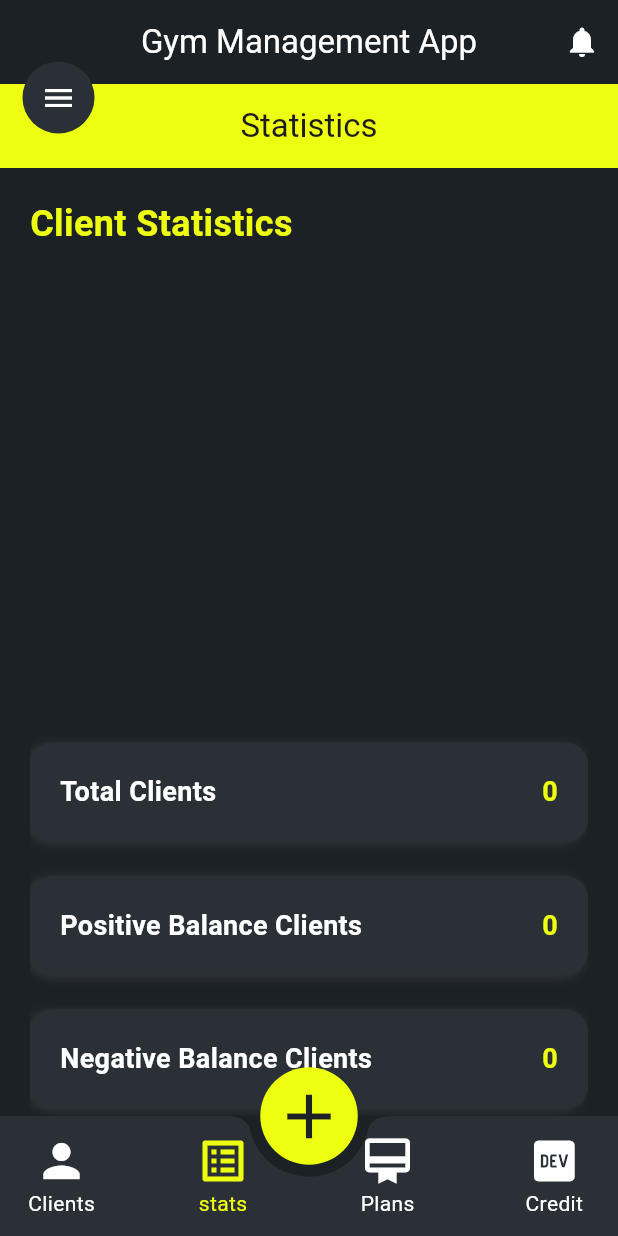
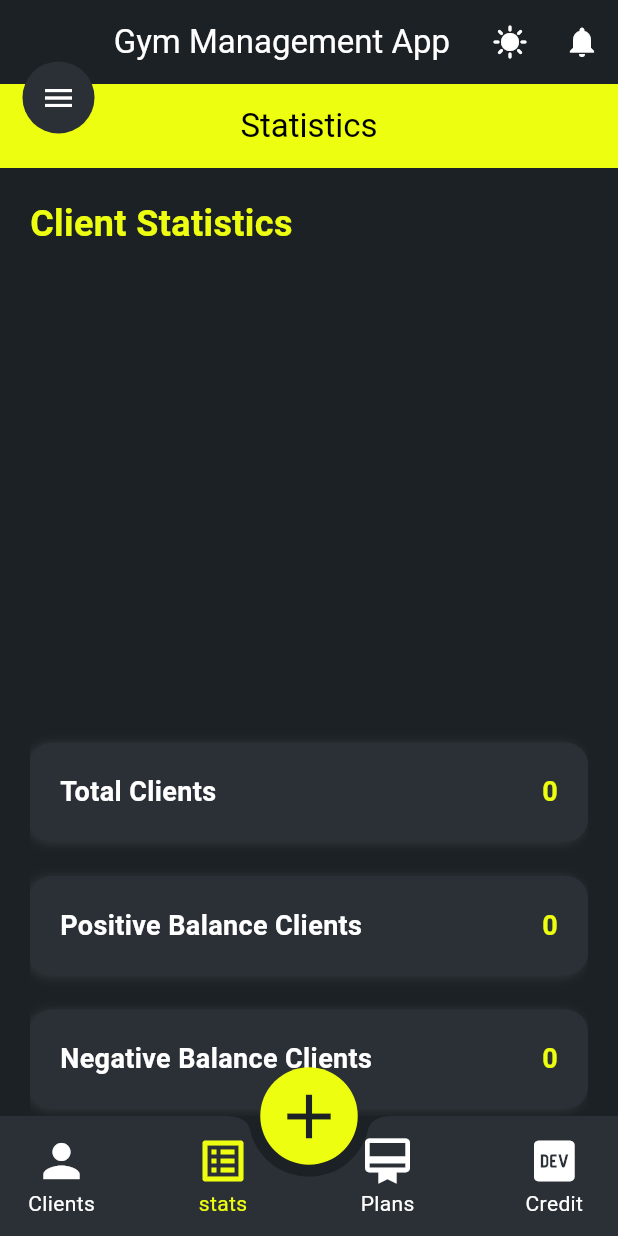
Before and after one commit to Kadacheahmedrami/Gym-managment-app, a Flutter app: the screen it shows once a user with an empty profile is signed in, item 2 of the bottom bar chosen, on a phone screen of 412 x 824 dp. Run offline on Flutter 3.47's test engine with Material 3 defaults, Android fonts, the phone set to English and light mode, and no system bars; drawn by our look-alikes of fl_chart; our stand-ins replace animated_splash_screen, cloud_firestore, connectivity_plus, firebase_auth, firebase_core, firebase_storage and 7 more; missing offline and left inert: dart:ffi; accounts and stored records are empty.

Commit message:
final product (i hope)

```diff
--- a/lib/Client.dart
+++ b/lib/Client.dart
@@ -325,7 +325,7 @@ class _ProfilePageState extends State<ProfilePage> {
 
               Navigator.pushAndRemoveUntil(
                 context,
-                MaterialPageRoute(builder: (context) => Draweranimation(email: 'email', password: '',fix: true,)),
+                MaterialPageRoute(builder: (context) => Draweranimation(email: 'email', password: '',fix: true,index: 0,)),
                     (Route<dynamic> route) => false,
               );
 
@@ -452,7 +452,7 @@ class _ProfilePageState extends State<ProfilePage> {
 
                        Navigator.pushAndRemoveUntil(
     context,
-    MaterialPageRoute(builder: (context) => Draweranimation(email: 'email',password: '',fix: true,)),
+    MaterialPageRoute(builder: (context) => Draweranimation(email: 'email',password: '',fix: true,index: 0,)),
     (Route<dynamic> route) => false,  // This removes all the previous routes
   );
               },
@@ -507,7 +507,7 @@ class _ProfilePageState extends State<ProfilePage> {
 
               Navigator.pushAndRemoveUntil(
     context,
-    MaterialPageRoute(builder: (context) => Draweranimation(email: 'email',password: '',fix: true,)),
+    MaterialPageRoute(builder: (context) => Draweranimation(email: 'email',password: '',fix: true,index: 0,)),
     (Route<dynamic> route) => false,  // This removes all the previous routes
   );
              // Pop the profile page
--- a/lib/ClientCard.dart
+++ b/lib/ClientCard.dart
@@ -6,9 +6,7 @@ import 'package:hamza_gym/trainers.dart';
 import 'package:intl/intl.dart'; // For date formatting
 
 
-Color gren = const Color(0xffEDFE10);
-Color back = const Color(0xff1c2126);
-Color shadow = const Color(0xff2a3036);
+
 
 
 
--- a/lib/MainPage.dart
+++ b/lib/MainPage.dart
@@ -3,9 +3,7 @@ import 'package:hamza_gym/ClientCard.dart';
 import 'package:hamza_gym/main.dart';
 import 'package:hamza_gym/trainers.dart'; // Ensure ClientCard is correctly implemented
 
-Color gren = const Color(0xffEDFE10);
-Color back = const Color(0xff1c2126);
-Color shadow = const Color(0xff2a3036);
+
 
 int daysLeftUntil(String targetDate) {
   DateTime target = DateTime.parse(targetDate);
--- a/lib/animation.dart
+++ b/lib/animation.dart
@@ -8,7 +8,8 @@ class Draweranimation extends StatefulWidget {
   final email;
   final password;
   final bool? fix;
-  const Draweranimation({required  this.email , required this.password,this.fix,super.key});
+  final int? index;
+  const Draweranimation({required  this.email , required this.password,required this.index,this.fix,super.key});
 
   @override
   _DraweranimationState createState() => _DraweranimationState();
@@ -75,11 +76,16 @@ class _DraweranimationState extends State<Draweranimation>
     return Scaffold(
       body: Container(
         decoration: BoxDecoration(
-          gradient: LinearGradient(
+          color: Colors.red,
+          gradient:theme ? LinearGradient(
             colors: [Colors.white, Color(0xffe0e0e0), Color(0xffc8c8c8)],
             begin: Alignment.topLeft,
             end: Alignment.bottomRight,
-          ),
+          ) :LinearGradient(
+            colors: [Colors.black, Color(0xff1d1e22), Color(0xff393f4d)],
+            begin: Alignment.topLeft,
+            end: Alignment.bottomRight,
+          ) ,
         ),
         child: GestureDetector(
           onPanUpdate: (details) {
@@ -105,7 +111,7 @@ class _DraweranimationState extends State<Draweranimation>
                   scale: _scaleAnimation.value,
                   child: ClipRRect(
                     borderRadius: BorderRadius.all(Radius.circular(_curveanimation.value)),
-                    child: Navigation(fix: widget.fix,),
+                    child: Navigation(fix: widget.fix,index: widget.index,),
                   ),
                 ),
               ) ,
--- a/lib/drawer.dart
+++ b/lib/drawer.dart
@@ -1,6 +1,8 @@
 import 'package:firebase_auth/firebase_auth.dart';
 import 'package:flutter/material.dart';
 import 'package:hamza_gym/login.dart';
+
+import 'main.dart';
 
 class CustomDrawer extends StatelessWidget {
 
@@ -14,12 +16,17 @@ class CustomDrawer extends StatelessWidget {
    Container(
     width: 300,
         decoration: BoxDecoration(
-          gradient: LinearGradient(
-            colors: [Colors.white, Color(0xffe0e0e0), Color(0xffc8c8c8)], // Gradient colors with white and light tones
+          gradient:theme ? LinearGradient(
+            colors: [Colors.white, Color(0xffe0e0e0), Color(0xffc8c8c8)],
             begin: Alignment.topLeft,
             end: Alignment.bottomRight,
-          ),
+          ) :LinearGradient(
+            colors: [Colors.black, Color(0xff1d1e22), Color(0xff393f4d)],
+            begin: Alignment.topLeft,
+            end: Alignment.bottomRight,
+          ) ,
         ),
+
         child: Column(
           children: <Widget>[
             // Drawer Header
@@ -34,7 +41,7 @@ class CustomDrawer extends StatelessWidget {
       ),
     ],
                 gradient: LinearGradient(
-                  colors: [Color(0xfff2f2f2), Colors.white],
+                  colors: [Color(0xfff2f2f2),theme ? Colors.white: shadow],
                   begin: Alignment.topLeft,
                   end: Alignment.bottomRight,
                 ),
@@ -45,11 +52,11 @@ class CustomDrawer extends StatelessWidget {
                   CircleAvatar(
 
                     radius: 40,
-                    backgroundColor: Colors.grey[300],
+                    backgroundColor:theme ? Colors.grey[300] : shadow,
                     child: Icon(
                       Icons.person,
                       size: 50,
-                      color: Colors.black,
+                      color:theme ? Colors.black : Colors .white,
                     ),
 
                   ),
@@ -79,16 +86,16 @@ class CustomDrawer extends StatelessWidget {
                   Text(
                     'Kadache Ahmed Rami',
                     style: TextStyle(
-                      color: Colors.black87,
+                      color: theme ? Colors.black87 :Colors.white,
                       fontSize: 18,
                       fontWeight: FontWeight.bold,
                     ),
                   ),
                   SizedBox(height: 4),
                   Text(
-                    'Version 1.0.0',
+                    'Version 1.3.0',
                     style: TextStyle(
-                      color: Colors.black54,
+                      color:theme ? Colors.black54 : Colors.white,
                     ),
                   ),
                 ],
@@ -102,8 +109,8 @@ class CustomDrawer extends StatelessWidget {
 
   Widget _buildDrawerItem(IconData icon, String text, BuildContext context) {
     return ListTile(
-      leading: Icon(icon, color: Colors.black),
-      title: Text(text, style: TextStyle(color: Colors.black)),
+      leading: Icon(icon, color:theme ? Colors.black :Colors.white),
+      title: Text(text, style: TextStyle(color:theme ? Colors.black :Colors.white)),
 onTap: () async {
   await FirebaseAuth.instance.signOut();
 
--- a/lib/login.dart
+++ b/lib/login.dart
@@ -47,7 +47,7 @@ class _LoginPageState extends State<LoginPage> {
 
   @override
   Widget build(BuildContext context) {
-    return loggedIn ? Draweranimation(email: _emailController.text, password: '',fix: false,)  : Scaffold(
+    return loggedIn ? Draweranimation(email: _emailController.text, password: '',fix: false,index: 0,)  : Scaffold(
       backgroundColor: back,
       body:loading ? Center(child: CircularProgressIndicator(),) : Center(
         child: ListView(
@@ -149,6 +149,7 @@ class _LoginPageState extends State<LoginPage> {
               email: _emailController.text,
               password: _passwordController.text,
               fix: false,
+              index: 0,
             ),
           ),
         );
--- a/lib/main.dart
+++ b/lib/main.dart
@@ -24,10 +24,10 @@ import 'local.dart';
 
 
 
-
-Color gren = const Color(0xffEDFE10);
-Color back = const Color(0xff1c2126);
-Color shadow=  const Color(0xff2a3036);
+bool theme = true;
+Color gren =  Color(0xffEDFE10);
+Color back = Color(0xff1c2126);
+Color shadow=  Color(0xff2a3036);
 
 class Client {
   final String id;
@@ -122,8 +122,8 @@ class SplashScreen extends StatelessWidget {
 
 class Navigation extends StatefulWidget {
   final bool? fix; // Optional boolean parameter
-
-  const Navigation({Key? key, this.fix}) : super(key: key);
+  final int? index;
+  const Navigation({Key? key, this.fix,required this.index}) : super(key: key);
 
   @override
   _NavigationState createState() => _NavigationState();
@@ -152,6 +152,7 @@ List<Client> clients = [];
     bool usedOnce = true;
 
     void refresher() async {
+
       var clientBox = Hive.box<User>('clients');
       List<User> users = clientBox.values.toList();
 
@@ -244,6 +245,7 @@ List<Client> clients = [];
 
 
 setState(() {
+  _currentIndex = widget.index!;
   _initializePlans();
 
 });
@@ -380,6 +382,7 @@ setState(() {
               email: '',
               password: '',
               fix: true,
+              index: _currentIndex,
             ),
           ),
         );
@@ -559,11 +562,11 @@ setState(() {
             ),
             Container(
               margin: EdgeInsets.only(top: 500),
-              child:   Text('Made by Kadache',style: TextStyle(fontSize: 30,color: Colors.white70),) ,
+              child:   Text('Made by Kadache',style: TextStyle(fontSize: 30,color: theme ? Colors.white70 :Colors.black87 ),) ,
             ),
                  Container(
               margin: EdgeInsets.only(top: 508,right: 5),
-              child:   Text('Made by Kadache',style: TextStyle(fontSize: 30,color: Colors.white30),) ,
+              child:   Text('Made by Kadache',style: TextStyle(fontSize: 30,color:theme ? Colors.white30: Colors.black45),) ,
             ),
 
             // Shadow layer
@@ -601,10 +604,38 @@ setState(() {
 
         centerTitle: true,
         backgroundColor: back,
-        foregroundColor: Colors.white ,
+        foregroundColor:theme ? Colors.white : Colors.black,
         title: const Text('Gym Management App'),
         actions: [
+          IconButton(
 
+            icon:  Icon(theme ? Icons.sunny : Icons.nightlight),
+            onPressed: () {
+              setState(() {
+
+
+                if(theme){
+                  back = Color(0xffd9d9d9);
+                  shadow=  Color(0xff6B7A8F);
+                  gren =  Colors.black;
+                  theme = false;
+                  print("dark");
+                }
+                else{
+                back = Color(0xff1c2126);
+                shadow=  Color(0xff2a3036);
+                gren =  Color(0xffEDFE10);
+                theme = true;
+                print("light");
+                }
+
+
+
+              });
+
+
+            },
+          ),
 
           IconButton(
 
@@ -648,7 +679,7 @@ setState(() {
 
         ),
         notchMargin: 8,
-      color: const Color(0xff2A3036),
+      color: shadow,
        // Nav bar color
         child:
         Row(
--- a/lib/notify.dart
+++ b/lib/notify.dart
@@ -6,9 +6,6 @@ import 'package:hamza_gym/trainers.dart';
 import 'package:intl/intl.dart';
 
 
-Color gren = const Color(0xffEDFE10);
-Color back = const Color(0xff1c2126);
-Color shadow = const Color(0xff2a3036);
 
 class NotificationPage extends StatelessWidget {
   final List<Client> clients;
--- a/lib/stat.dart
+++ b/lib/stat.dart
@@ -1,11 +1,11 @@
 import 'package:flutter/material.dart';
 import 'package:fl_chart/fl_chart.dart';
-import 'package:hamza_gym/ClientCard.dart';
+
 import 'package:hamza_gym/main.dart';
 
-Color primaryColor = const Color(0xff1c2126);
-Color accentColor = const Color(0xffEDFE10);
-Color cardColor = const Color(0xff2a3036);
+Color primaryColor = back;
+Color accentColor = gren;
+Color cardColor = shadow;
 Color textColor = Colors.white;
 Color shadowColor = Colors.white10;
 
@@ -26,13 +26,13 @@ class StatisticsPage extends StatelessWidget {
 
     return Scaffold(
       appBar: AppBar(
-        title: Text('Statistics'),
-        backgroundColor: accentColor,
+        title: Text('Statistics',style: TextStyle(color: theme ? Colors.black : Colors.white),),
+        backgroundColor: gren,
         elevation: 0,
         centerTitle: true,
       ),
       body: Container(
-        color: primaryColor,
+        color: back,
         padding: const EdgeInsets.only(left: 20 ,right: 20),
         child: SingleChildScrollView(  // Added this to handle overflow
           child: Column(
@@ -44,7 +44,7 @@ class StatisticsPage extends StatelessWidget {
                 style: TextStyle(
                   fontSize: 24,
                   fontWeight: FontWeight.bold,
-                  color: accentColor,
+                  color: gren,
                 ),
               ),
               SizedBox(height: 60),
@@ -56,25 +56,25 @@ class StatisticsPage extends StatelessWidget {
               _buildStatisticCard(
                 title: 'Total Clients',
                 value: totalClients.toString(),
-                color: accentColor,
+                color: gren,
               ),
               SizedBox(height: 15),
               _buildStatisticCard(
                 title: 'Positive Balance Clients',
                 value: positiveBalanceCount.toString(),
-                color: accentColor,
+                color: gren,
               ),
               SizedBox(height: 15),
               _buildStatisticCard(
                 title: 'Negative Balance Clients',
                 value: negativeBalanceCount.toString(),
-                color: accentColor,
+                color: gren,
               ),
               SizedBox(height: 15),
               _buildStatisticCard(
                 title: 'Zero Balance Clients',
                 value: zeroBalanceCount.toString(),
-                color: accentColor,
+                color: gren,
               ),
               SizedBox(height: 15),
               _buildStatisticCard(
@@ -105,7 +105,7 @@ class StatisticsPage extends StatelessWidget {
       margin: const EdgeInsets.symmetric(vertical: 4  ),
       padding: const EdgeInsets.all(20),
       decoration: BoxDecoration(
-        color: cardColor,
+        color: shadow,
         borderRadius: BorderRadius.circular(15),
         boxShadow: [
           BoxShadow(
--- a/pubspec.yaml
+++ b/pubspec.yaml
@@ -54,6 +54,8 @@ dependencies:
   internet_connection_checker_plus: ^2.5.1
   internet_connection_checker: ^2.0.0
   http: ^1.2.2
+  provider: ^6.1.2
+  animated_theme_switcher: ^2.0.10
 
 
   # The following adds the Cupertino Icons font to your application.
```
Also changed, not shown: lib/addclient.dart (+10 -9 lines), lib/trainers.dart (+44 -29 lines), pubspec.lock.
